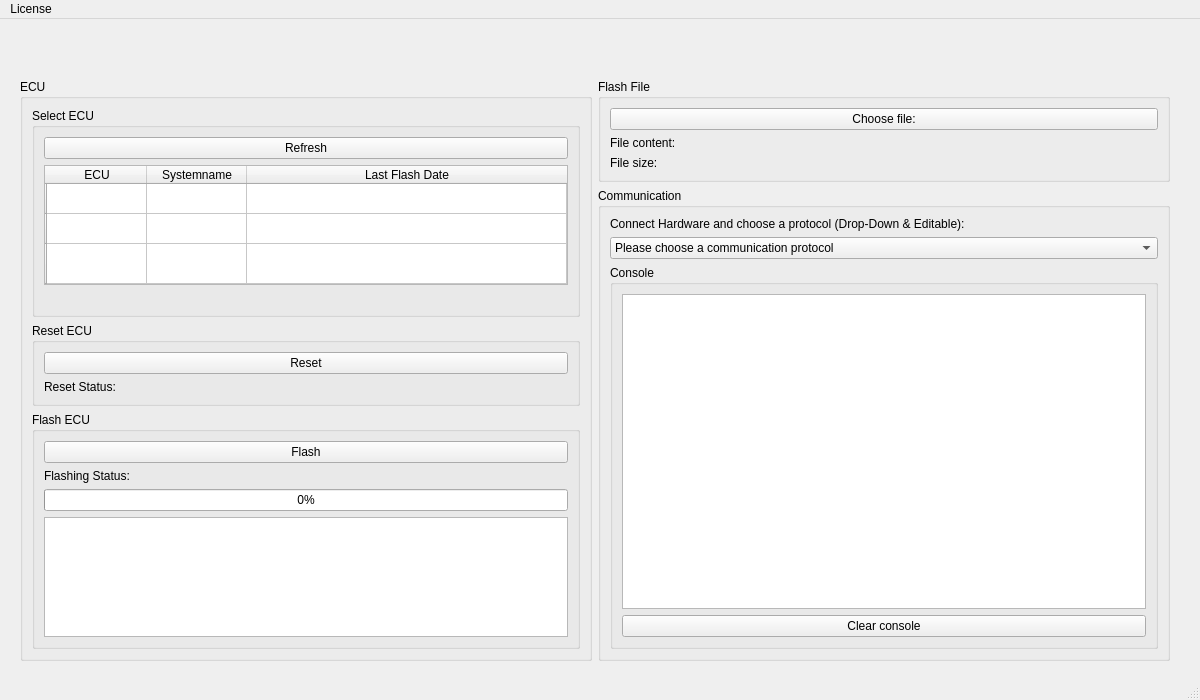
The window that WINDOWS_GUI/mainwindow.ui (amosproj/amos2024ss07-updating-flash-boot-loader) describes before a commit, drawn with Qt 5.
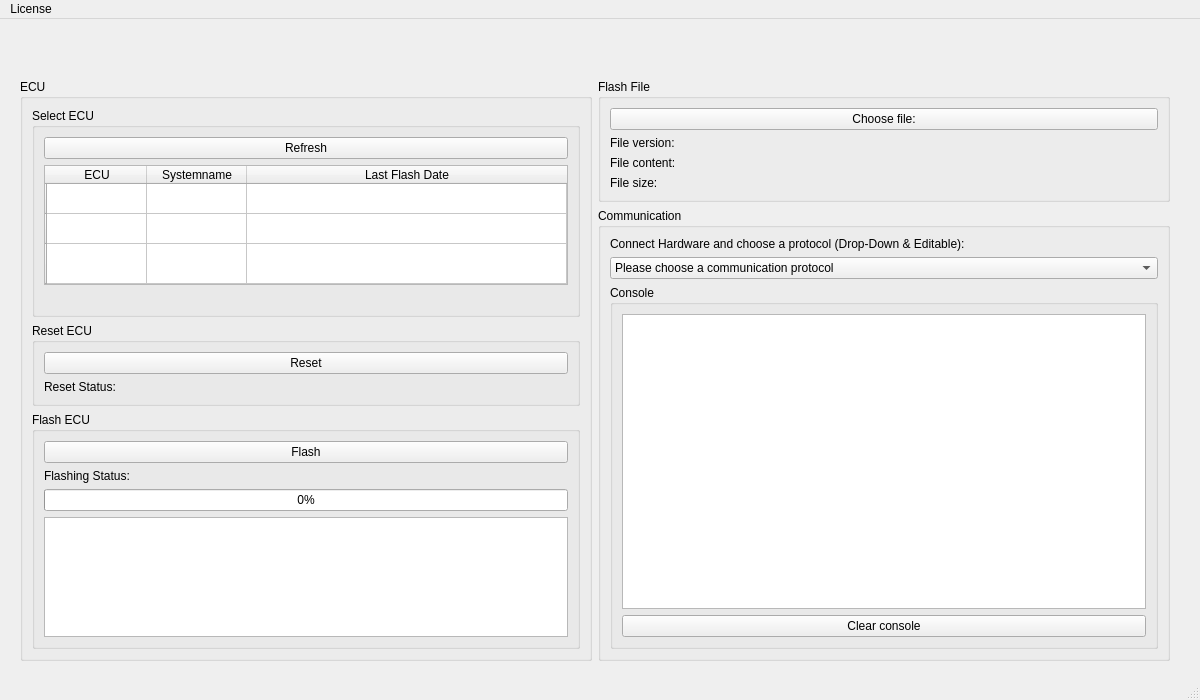
The same window after the commit.

What changed in the file:
```diff
--- a/WINDOWS_GUI/mainwindow.ui
+++ b/WINDOWS_GUI/mainwindow.ui
@@ -210,6 +210,13 @@
             </property>
            </widget>
           </item>
+          <item>
+           <widget class="QLabel" name="label_version">
+            <property name="text">
+             <string>File version:</string>
+            </property>
+           </widget>
+          </item>
           <item>
            <widget class="QLabel" name="label_content">
             <property name="text">
```
